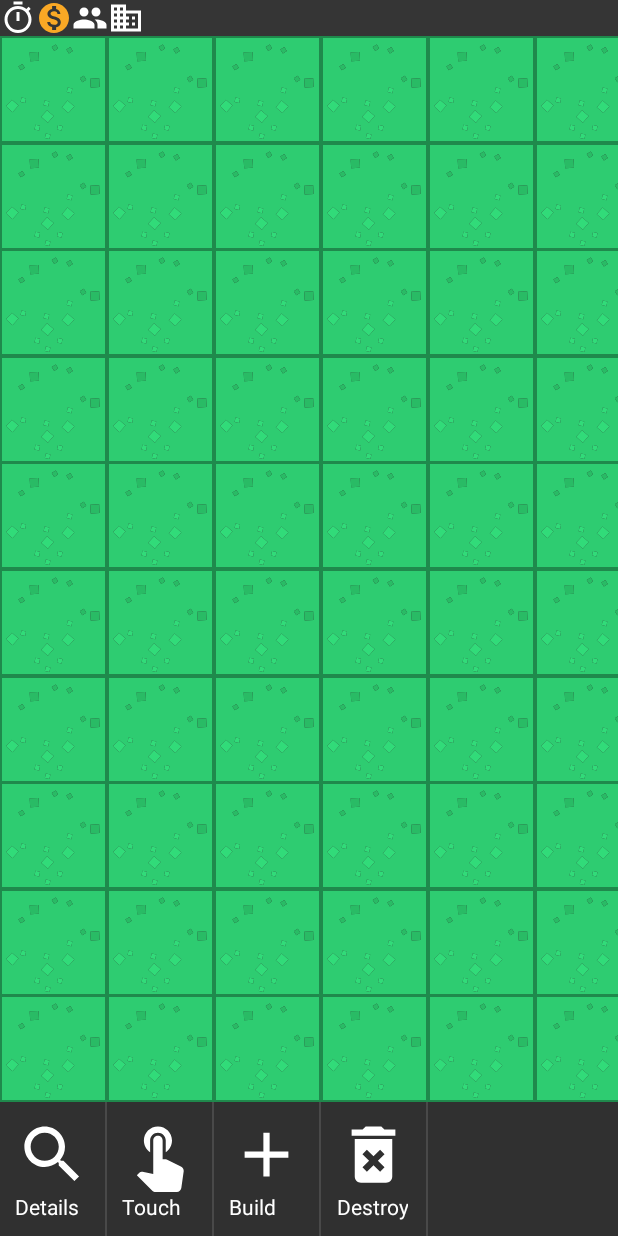
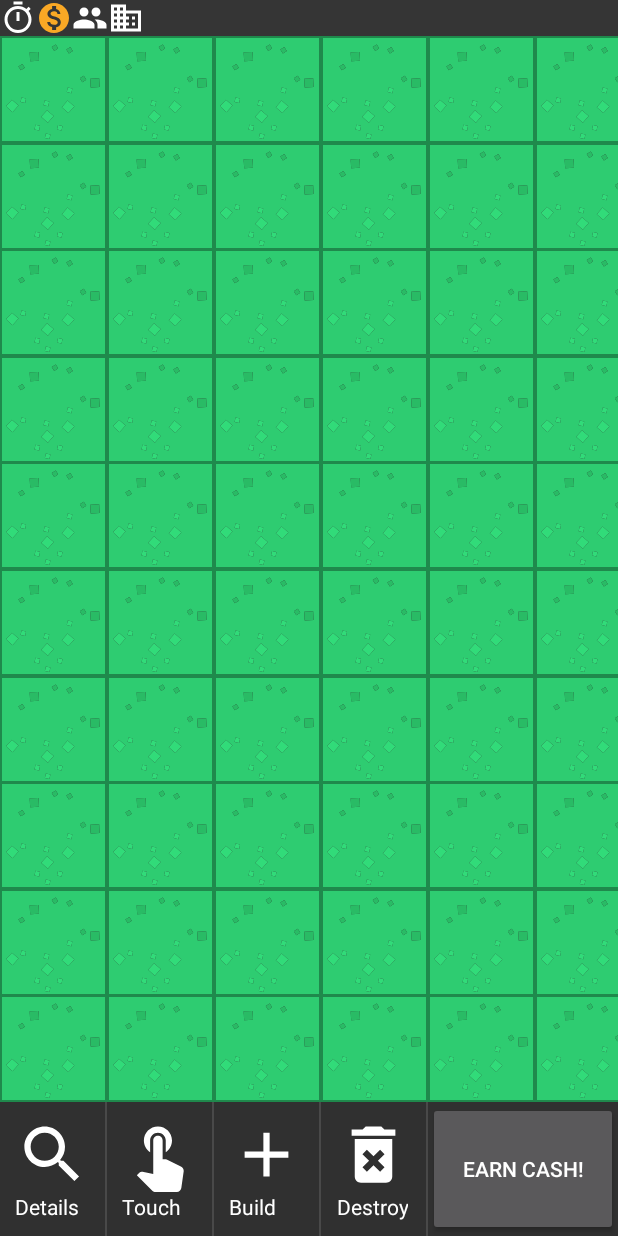
Before and after one commit to BenBowers/MadCity, an Android app: the MapActivity screen opened directly, with no data from a screen before it, on a phone screen of 412 x 824 dp. Run offline under Robolectric (Android 15) with nearby library versions, the phone set to English and light mode, and no system bars; 2 statements that could not run were skipped.

Commit message:
Working strucure placement

```diff
--- a/app/src/main/java/edu/curtin/madcity/MapActivity.java
+++ b/app/src/main/java/edu/curtin/madcity/MapActivity.java
@@ -4,16 +4,18 @@ import android.content.Context;
 import android.content.Intent;
 import android.os.Bundle;
 import android.util.Log;
+import android.view.View;
+import android.widget.Button;
 
 import androidx.appcompat.app.AppCompatActivity;
 import androidx.fragment.app.FragmentManager;
-
-import edu.curtin.madcity.selector.SelectorFragment;
 
 public class MapActivity extends AppCompatActivity
 {
     private static final String TAG = "MapActivity";
 
+    private Button mUpdateButton;
+    private StatusBar mStatusBar;
 
     public static Intent newIntent(Context packageContext)
     {
@@ -25,7 +27,7 @@ public class MapActivity extends AppCompatActivity
     {
         Log.d(TAG, "onCreate() called");
 
-        StatusBar statusBar;
+
         MapGrid mapGrid;
         SelectorFragment selectorFragment;
         FragmentManager fm = getSupportFragmentManager();
@@ -33,25 +35,18 @@ public class MapActivity extends AppCompatActivity
         super.onCreate(savedInstanceState);
         setContentView(R.layout.activity_map);
 
-        statusBar = (StatusBar)fm.findFragmentById(R.id.map_status_bar);
+        mUpdateButton = findViewById(R.id.updateButton);
+        mUpdateButton.setOnClickListener(this::update);
 
-        if (statusBar == null)
+        mStatusBar = (StatusBar)fm.findFragmentById(R.id.map_status_bar);
+
+        if (mStatusBar == null)
         {
             Log.d(TAG, "creating StatusBar fragment");
 
-            statusBar = new StatusBar();
+            mStatusBar = new StatusBar();
             fm.beginTransaction()
-                    .add(R.id.map_status_bar, statusBar).commit();
-        }
-
-        mapGrid = (MapGrid)fm.findFragmentById(R.id.map_grid);
-
-        if (mapGrid == null)
-        {
-            Log.d(TAG, "creating MapGrid fragment");
-
-            mapGrid =  new MapGrid();
-            fm.beginTransaction().add(R.id.map_grid, mapGrid).commit();
+                    .add(R.id.map_status_bar, mStatusBar).commit();
         }
 
         selectorFragment =
@@ -63,5 +58,23 @@ public class MapActivity extends AppCompatActivity
             fm.beginTransaction()
                     .add(R.id.map_selector, selectorFragment).commit();
         }
+
+        mapGrid = (MapGrid)fm.findFragmentById(R.id.map_grid);
+
+        if (mapGrid == null)
+        {
+            Log.d(TAG, "creating MapGrid fragment");
+
+            mapGrid =  new MapGrid(selectorFragment);
+            fm.beginTransaction().add(R.id.map_grid, mapGrid).commit();
+        }
+
+
+    }
+
+    private void update(View v)
+    {
+        Log.d(TAG, "updating");
+        mStatusBar.update(0);
     }
 }
--- a/app/src/main/java/edu/curtin/madcity/MapGrid.java
+++ b/app/src/main/java/edu/curtin/madcity/MapGrid.java
@@ -5,6 +5,7 @@ import android.util.Log;
 import android.view.LayoutInflater;
 import android.view.View;
 import android.view.ViewGroup;
+import android.widget.ImageView;
 
 import androidx.annotation.NonNull;
 import androidx.annotation.Nullable;
@@ -14,24 +15,28 @@ import androidx.recyclerview.widget.RecyclerView;
 
 import edu.curtin.madcity.settings.Settings;
 
+
 public class MapGrid extends Fragment
 {
 // CLASS CONSTANTS -----------------------------------------------------------
 
     private static final String TAG = "MapGrid";
 
-    /**
-     * Default setting for testing... TODO: Implement with user settings.
-     */
     public final GameData GAME_DATA = GameData.getInstance();
-    public final Settings SETTINGS = GAME_DATA.mSettings;
 
 // CLASS FIELDS --------------------------------------------------------------
 
-    //private  MapElement[][] mMapElements = GAME_DATA.mMap;
+
 
     private RecyclerView mRecyclerView;
     private MapAdaptor mAdaptor;
+    private SelectorFragment mSelector;
+
+
+    public MapGrid(SelectorFragment selectorFragment)
+    {
+        mSelector = selectorFragment;
+    }
 
 // OVERRIDE METHODS ----------------------------------------------------------
 
@@ -67,6 +72,11 @@ public class MapGrid extends Fragment
         mRecyclerView.setAdapter(mAdaptor);
 
         return view;
+    }
+
+    private void updateUI(int pos)
+    {
+        mAdaptor.notifyItemChanged(pos);
     }
 
 
@@ -115,6 +125,8 @@ public class MapGrid extends Fragment
             implements View.OnClickListener
     {
         int pos;
+        MapElement mMapElement;
+        ImageView mImageView;
 
         public MapViewHolder(@NonNull View itemView, ViewGroup parent)
         {
@@ -128,21 +140,50 @@ public class MapGrid extends Fragment
             ViewGroup.LayoutParams lp = itemView.getLayoutParams();
             lp.width = size;
             lp.height = size;
+            /////////////////////////////////////////////////////////////////
+
+            mImageView = itemView.findViewById(R.id.map_cell_structure);
+
 
             itemView.setOnClickListener(this);
-
-
         }
 
         public void bind(int pos)
         {
             this.pos = pos;
+
+            mMapElement = GAME_DATA.mMap[getX()][getY()];
+
+            if(mMapElement != null)
+            {
+                mImageView.setImageResource(
+                        mMapElement.getStructure().getDrawableId());
+            }
+            else
+            {
+                mImageView.setImageResource(R.color.trans);
+            }
         }
 
         @Override
         public void onClick(View view)
         {
             Log.d(TAG, "onClick() called for pos : " + pos);
+
+            if(mSelector.itemClicked(getX(), getY()))
+            {
+                mAdaptor.notifyDataSetChanged();
+            }
+        }
+
+        private int getX()
+        {
+            return pos / Settings.MAP_HEIGHT.getValue();
+        }
+
+        private int getY()
+        {
+            return pos % Settings.MAP_HEIGHT.getValue();
         }
     }
 }
--- a/app/src/main/res/layout/activity_map.xml
+++ b/app/src/main/res/layout/activity_map.xml
@@ -4,24 +4,49 @@
     android:layout_width="match_parent"
     android:layout_height="match_parent"
     android:orientation="vertical"
+    xmlns:app="http://schemas.android.com/apk/res-auto"
     tools:context=".MapActivity">
 
     <FrameLayout
         android:id="@+id/map_status_bar"
         android:layout_width="match_parent"
         android:layout_height="wrap_content"
+
         />
     <FrameLayout
         android:id="@+id/map_grid"
         android:layout_width="match_parent"
         android:layout_height="0dp"
         android:layout_weight="0.8"
+
         />
+
+<androidx.constraintlayout.widget.ConstraintLayout
+    android:layout_width="match_parent"
+    android:layout_height="wrap_content">
+
     <FrameLayout
         android:id="@+id/map_selector"
-        android:layout_width="match_parent"
+        android:layout_width="wrap_content"
         android:layout_height="wrap_content"
+        app:layout_constraintTop_toTopOf="parent"
+        app:layout_constraintBottom_toBottomOf="parent"
+        app:layout_constraintStart_toStartOf="parent"
+        app:layout_constraintEnd_toStartOf="@id/updateButton"
         />
+
+    <Button
+        android:id="@+id/updateButton"
+        android:layout_width="0dp"
+        android:layout_height="0dp"
+        android:layout_weight="0.3"
+        android:text="@string/update_button"
+        app:layout_constraintTop_toTopOf="parent"
+        app:layout_constraintBottom_toBottomOf="parent"
+        app:layout_constraintStart_toEndOf="@id/map_selector"
+        app:layout_constraintEnd_toEndOf="parent"/>
+
+</androidx.constraintlayout.widget.ConstraintLayout>
 
 
 </LinearLayout>
--- a/app/src/main/res/layout/map_cell.xml
+++ b/app/src/main/res/layout/map_cell.xml
@@ -4,6 +4,7 @@
     xmlns:andorid="http://schemas.android.com/apk/res-auto"
     android:background="@drawable/ic_grass3"
     xmlns:android="http://schemas.android.com/apk/res/android">
+
 
     <ImageView
         android:id="@+id/map_cell_element"
@@ -14,4 +15,9 @@
         android:layout_width="match_parent"
         android:layout_height="match_parent"
         andorid:srcCompat="@drawable/grid_border" />
+
+    <ImageView
+        android:id="@+id/map_cell_structure"
+        android:layout_width="match_parent"
+        android:layout_height="match_parent" />
 </FrameLayout>
```
Also changed, not shown: app/src/main/java/edu/curtin/madcity/MapElement.java (+7 -3 lines), app/src/main/java/edu/curtin/madcity/SelectorFragment.java (+63 -12 lines).
